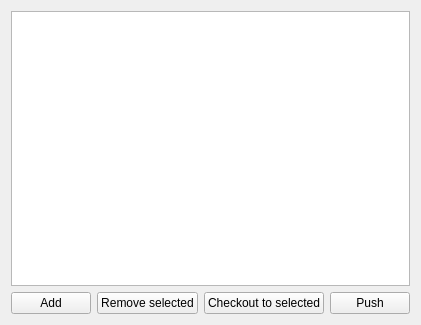
KDE/kommit, file src/widgets/tagswidget.ui: the form before one commit.
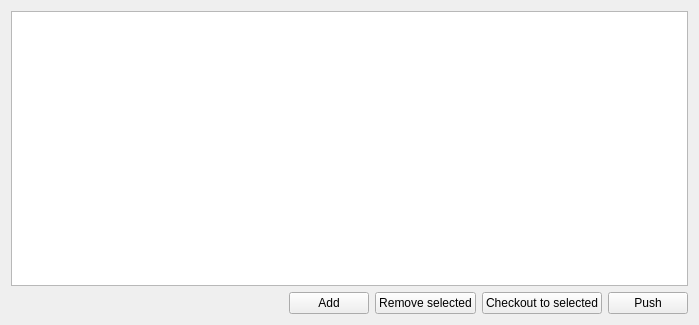
The form after the commit. Icons and pictures are not drawn. Custom widgets are drawn as their Qt base class.

Commit message: don't show decorateroot

```diff
--- a/src/widgets/tagswidget.ui
+++ b/src/widgets/tagswidget.ui
@@ -6,7 +6,7 @@
    <rect>
     <x>0</x>
     <y>0</y>
-    <width>372</width>
+    <width>699</width>
     <height>325</height>
    </rect>
   </property>
@@ -23,6 +23,9 @@
      <property name="contextMenuPolicy">
       <enum>Qt::CustomContextMenu</enum>
      </property>
+     <property name="rootIsDecorated">
+      <bool>false</bool>
+     </property>
     </widget>
    </item>
    <item>
```
